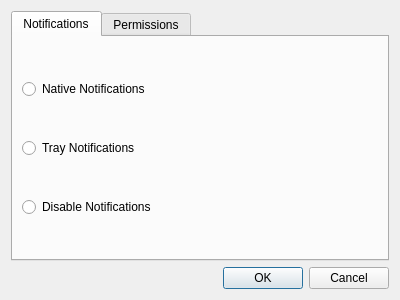
The window that dialog/PreferencesDialog.ui (magnusja/WhatsQt) describes before a commit, drawn with Qt 5.
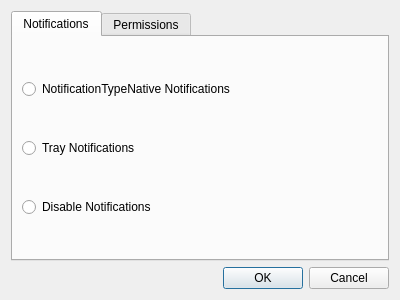
The same window after the commit.

Commit message: Tray notifications Settings notifications

What changed in the file:
```diff
--- a/dialog/PreferencesDialog.ui
+++ b/dialog/PreferencesDialog.ui
@@ -27,7 +27,7 @@
        <item row="0" column="0">
         <widget class="QRadioButton" name="radioButton">
          <property name="text">
-          <string>Native Notifications</string>
+          <string>NotificationTypeNative Notifications</string>
          </property>
          <attribute name="buttonGroup">
           <string notr="true">notificationButtonGroup</string>
```
The commit also changes 7 other files.
